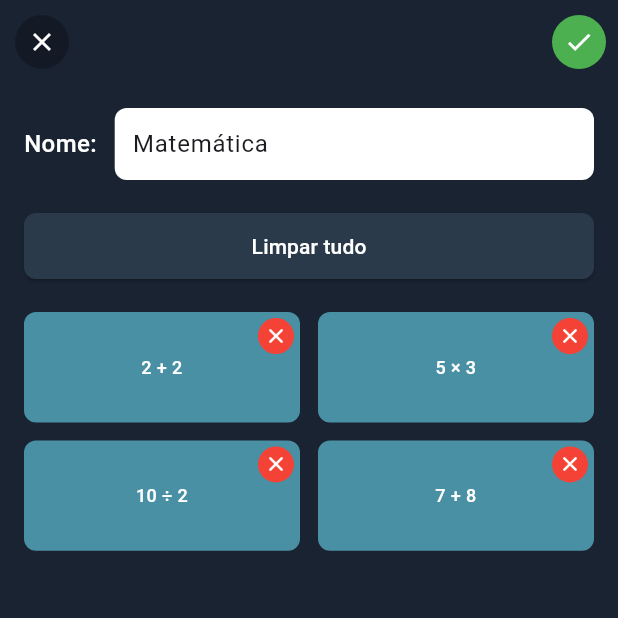
After one commit to MarcelyMelo/DSI_grupo05_2025.1, a Flutter app: the FlashcardScreen screen opened by its route, after a tap on the "edit" icon, on a phone screen of 412 x 824 dp, the top half of it. The commit adds this screen. Run offline on Flutter 3.47's test engine with Material 3 defaults, Android fonts, the phone set to English and light mode, and no system bars; our stand-ins replace flutter_colorpicker, flutter_map, geolocator, latlong2, permission_handler.

Commit message:
feat: Criado Crud dos flashcards e coleções

```diff
--- a/lib/components/icons/icon_login.dart
+++ b/lib/components/icons/icon_login.dart
@@ -5,10 +5,10 @@ class FocaIcon extends StatelessWidget {
   final Color? color;
 
   const FocaIcon({
-    Key? key,
+    super.key,
     this.size = 300.0,
     this.color,
-  }) : super(key: key);
+  });
 
   @override
   Widget build(BuildContext context) {
--- /dev/null
+++ b/lib/screens/collection_edit_screen.dart
@@ -0,0 +1,379 @@
+import 'package:flutter/material.dart';
+import '../models/collection.dart';
+import '../models/flashcard.dart';
+import '../services/collection_service.dart';
+
+class CollectionEditPage extends StatefulWidget {
+  final Collection collection;
+  final CollectionService collectionService;
+
+  const CollectionEditPage({
+    super.key,
+    required this.collection,
+    required this.collectionService,
+  });
+
+  @override
+  State<CollectionEditPage> createState() => _CollectionEditPageState();
+}
+
+class _CollectionEditPageState extends State<CollectionEditPage> {
+  late TextEditingController _nameController;
+  late List<Flashcard> _flashcards;
+  late String _originalName;
+
+  @override
+  void initState() {
+    super.initState();
+    _originalName = widget.collection.name;
+    _nameController = TextEditingController(text: widget.collection.name);
+    _flashcards = List.from(widget.collection.flashcards);
+  }
+
+  @override
+  void dispose() {
+    _nameController.dispose();
+    super.dispose();
+  }
+
+  Future<void> _removeFlashcard(int index) async {
+    // Mostrar dialog de confirmação
+    final shouldRemove = await _showRemoveDialog();
+
+    if (shouldRemove == true) {
+      setState(() {
+        _flashcards.removeAt(index);
+      });
+
+      // Atualizar a coleção no service
+      _updateCollectionInService();
+
+      // Mostrar snackbar de confirmação
+      if (mounted) {
+        ScaffoldMessenger.of(context).showSnackBar(
+          const SnackBar(
+            content: Text('Flashcard removido da coleção'),
+            backgroundColor: Colors.green,
+          ),
+        );
+      }
+    }
+  }
+
+  Future<bool?> _showRemoveDialog() {
+    return showDialog<bool>(
+      context: context,
+      builder: (context) => AlertDialog(
+        backgroundColor: const Color(0xFF2A2A2A),
+        title: const Text(
+          'Remover Flashcard',
+          style: TextStyle(color: Colors.white),
+        ),
+        content: const Text(
+          'Tem certeza que deseja remover este flashcard da coleção?',
+          style: TextStyle(color: Colors.white70),
+        ),
+        actions: [
+          TextButton(
+            onPressed: () => Navigator.of(context).pop(false),
+            child: const Text('Cancelar'),
+          ),
+          TextButton(
+            onPressed: () => Navigator.of(context).pop(true),
+            style: TextButton.styleFrom(foregroundColor: Colors.red),
+            child: const Text('Remover'),
+          ),
+        ],
+      ),
+    );
+  }
+
+  void _updateCollectionInService() {
+    // Remove a coleção antiga
+    widget.collectionService.removeCollection(_originalName);
+
+    // Adiciona a coleção atualizada
+    final updatedCollection = Collection(
+      name: _nameController.text,
+      flashcards: _flashcards,
+      createdAt: widget.collection.createdAt,
+    );
+
+    widget.collectionService.addCollection(updatedCollection);
+
+    // Atualiza o nome original se foi alterado
+    _originalName = _nameController.text;
+  }
+
+  Future<void> _saveChanges() async {
+    try {
+      // Validar nome
+      if (_nameController.text.trim().isEmpty) {
+        ScaffoldMessenger.of(context).showSnackBar(
+          const SnackBar(
+            content: Text('O nome da coleção não pode estar vazio'),
+            backgroundColor: Colors.red,
+          ),
+        );
+        return;
+      }
+
+      // Atualizar coleção no service
+      _updateCollectionInService();
+
+      if (mounted) {
+        ScaffoldMessenger.of(context).showSnackBar(
+          const SnackBar(
+            content: Text('Alterações salvas com sucesso!'),
+            backgroundColor: Colors.green,
+          ),
+        );
+        Navigator.of(context).pop(true); // Retorna true indicando que houve mudanças
+      }
+    } catch (e) {
+      if (mounted) {
+        ScaffoldMessenger.of(context).showSnackBar(
+          SnackBar(
+            content: Text('Erro ao salvar: $e'),
+            backgroundColor: Colors.red,
+          ),
+        );
+      }
+    }
+  }
+
+  Future<void> _clearAll() async {
+    final shouldClear = await showDialog<bool>(
+      context: context,
+      builder: (context) => AlertDialog(
+        backgroundColor: const Color(0xFF2A2A2A),
+        title: const Text(
+          'Limpar Tudo',
+          style: TextStyle(color: Colors.white),
+        ),
+        content: const Text(
+          'Tem certeza que deseja remover todos os flashcards desta coleção?',
+          style: TextStyle(color: Colors.white70),
+        ),
+        actions: [
+          TextButton(
+            onPressed: () => Navigator.of(context).pop(false),
+            child: const Text('Cancelar'),
+          ),
+          TextButton(
+            onPressed: () => Navigator.of(context).pop(true),
+            style: TextButton.styleFrom(foregroundColor: Colors.red),
+            child: const Text('Limpar Tudo'),
+          ),
+        ],
+      ),
+    );
+
+    if (shouldClear == true) {
+      setState(() {
+        _flashcards.clear();
+      });
+
+      _updateCollectionInService();
+
+      if (mounted) {
+        ScaffoldMessenger.of(context).showSnackBar(
+          const SnackBar(
+            content: Text('Todos os flashcards foram removidos'),
+            backgroundColor: Colors.orange,
+          ),
+        );
+      }
+    }
+  }
+
+  @override
+  Widget build(BuildContext context) {
+    return Scaffold(
+      backgroundColor: const Color(0xFF1A2332),
+      appBar: AppBar(
+        backgroundColor: const Color(0xFF1A2332),
+        foregroundColor: Colors.white,
+        leading: IconButton(
+          onPressed: () => Navigator.of(context).pop(),
+          icon: Container(
+            padding: const EdgeInsets.all(8),
+            decoration: const BoxDecoration(
+              color: Colors.black26,
+              shape: BoxShape.circle,
+            ),
+            child: const Icon(Icons.close, size: 20),
+          ),
+        ),
+        actions: [
+          IconButton(
+            onPressed: _saveChanges,
+            icon: Container(
+              padding: const EdgeInsets.all(8),
+              decoration: const BoxDecoration(
+                color: Colors.green,
+                shape: BoxShape.circle,
+              ),
+              child: const Icon(Icons.check, size: 20),
+            ),
+          ),
+        ],
+      ),
+      body: Padding(
+        padding: const EdgeInsets.all(16.0),
+        child: Column(
+          crossAxisAlignment: CrossAxisAlignment.start,
+          children: [
+            // Campo Nome
+            Row(
+              children: [
+                const Text(
+                  'Nome:',
+                  style: TextStyle(
+                    color: Colors.white,
+                    fontSize: 16,
+                    fontWeight: FontWeight.w500,
+                  ),
+                ),
+                const SizedBox(width: 12),
+                Expanded(
+                  child: Container(
+                    decoration: BoxDecoration(
+                      color: Colors.white,
+                      borderRadius: BorderRadius.circular(8),
+                    ),
+                    child: TextField(
+                      controller: _nameController,
+                      decoration: const InputDecoration(
+                        border: InputBorder.none,
+                        contentPadding: EdgeInsets.symmetric(
+                          horizontal: 12,
+                          vertical: 8,
+                        ),
+                      ),
+                    ),
+                  ),
+                ),
+              ],
+            ),
+
+            const SizedBox(height: 20),
+
+            // Botão Limpar Tudo
+            SizedBox(
+              width: double.infinity,
+              child: ElevatedButton(
+                onPressed: _flashcards.isEmpty ? null : _clearAll,
+                style: ElevatedButton.styleFrom(
+                  backgroundColor: const Color(0xFF2A3A4A),
+                  foregroundColor: Colors.white,
+                  padding: const EdgeInsets.symmetric(vertical: 12),
+                  shape: RoundedRectangleBorder(
+                    borderRadius: BorderRadius.circular(8),
+                  ),
+                ),
+                child: const Text('Limpar tudo'),
+              ),
+            ),
+
+            const SizedBox(height: 20),
+
+            // Lista de Flashcards
+            Expanded(
+              child: _flashcards.isEmpty
+                  ? const Center(
+                      child: Text(
+                        'Nenhum flashcard nesta coleção',
+                        style: TextStyle(
+                          color: Colors.white70,
+                          fontSize: 16,
+                        ),
+                      ),
+                    )
+                  : GridView.builder(
+                      gridDelegate: const SliverGridDelegateWithFixedCrossAxisCount(
+                        crossAxisCount: 2,
+                        crossAxisSpacing: 12,
+                        mainAxisSpacing: 12,
+                        childAspectRatio: 2.5,
+                      ),
+                      itemCount: _flashcards.length,
+                      itemBuilder: (context, index) {
+                        final flashcard = _flashcards[index];
+                        return FlashcardEditItem(
+                          flashcard: flashcard,
+                          onRemove: () => _removeFlashcard(index),
+                        );
+                      },
+                    ),
+            ),
+          ],
+        ),
+      ),
+    );
+  }
+}
+
+class FlashcardEditItem extends StatelessWidget {
+  final Flashcard flashcard;
+  final VoidCallback onRemove;
+
+  const FlashcardEditItem({
+    super.key,
+    required this.flashcard,
+    required this.onRemove,
+  });
+
+  @override
+  Widget build(BuildContext context) {
+    return Container(
+      decoration: BoxDecoration(
+        color: const Color(0xFF4A90A4), // Cor azul dos cards da imagem
+        borderRadius: BorderRadius.circular(8),
+      ),
+      child: Stack(
+        children: [
+          // Conteúdo do flashcard
+          Padding(
+            padding: const EdgeInsets.all(12.0),
+            child: Center(
+              child: Text(
+                flashcard.question,
+                style: const TextStyle(
+                  color: Colors.white,
+                  fontSize: 12,
+                  fontWeight: FontWeight.w500,
+                ),
+                textAlign: TextAlign.center,
+                maxLines: 2,
+                overflow: TextOverflow.ellipsis,
+              ),
+            ),
+          ),
+
+          // Botão X para remover
+          Positioned(
+            top: 4,
+            right: 4,
+            child: GestureDetector(
+              onTap: onRemove,
+              child: Container(
+                width: 24,
+                height: 24,
+                decoration: const BoxDecoration(
+                  color: Colors.red,
+                  shape: BoxShape.circle,
+                ),
+                child: const Icon(
+                  Icons.close,
+                  color: Colors.white,
+                  size: 16,
+                ),
+              ),
+            ),
+          ),
+        ],
+      ),
+    );
+  }
+}
--- a/lib/screens/create_collection_screen.dart
+++ b/lib/screens/create_collection_screen.dart
@@ -36,7 +36,7 @@ class _CreateCollectionScreenState extends State<CreateCollectionScreen> {
 
       // MUDANÇA AQUI: Apenas volta para a tela anterior
       // O setState() na FlashcardScreen vai atualizar automaticamente
-      Navigator.pop(context);
+      Navigator.pop(context, "/flashcards");
 
       // Mostra mensagem de sucesso
       ScaffoldMessenger.of(context).showSnackBar(
--- a/lib/screens/flashcard_screen.dart
+++ b/lib/screens/flashcard_screen.dart
@@ -3,7 +3,8 @@ import '../models/collection.dart';
 import '../models/flashcard.dart';
 import '../services/collection_service.dart';
 import 'create_collection_screen.dart';
-import 'create_flashcard_screen.dart'; // Adicione esta linha
+import 'create_flashcard_screen.dart';
+import 'collection_edit_screen.dart';
 
 class FlashcardScreen extends StatefulWidget {
   const FlashcardScreen({super.key});
@@ -55,6 +56,62 @@ class _FlashcardScreenState extends State<FlashcardScreen> {
         ],
       ),
     );
+  }
+  void _navigateToEditCollection(Collection collection) {
+  Navigator.push(
+    context,
+    MaterialPageRoute(
+      builder: (context) => CollectionEditPage(
+        collection: collection,
+        collectionService: _collectionService,
+      ),
+    ),
+  ).then((hasChanges) {
+    // Atualiza a tela se houve mudanças
+    if (hasChanges == true) {
+      setState(() {});
+    }
+  });
+}
+
+Future<void> _deleteCollection(Collection collection) async {
+  final shouldDelete = await showDialog<bool>(
+    context: context,
+    builder: (context) => AlertDialog(
+      backgroundColor: const Color(0xFF2A2A2A),
+      title: const Text(
+        'Excluir Coleção',
+        style: TextStyle(color: Colors.white),
+      ),
+      content: Text(
+        'Tem certeza que deseja excluir a coleção "${collection.name}"?\n\nTodos os flashcards serão perdidos.',
+        style: const TextStyle(color: Colors.white70),
+      ),
+      actions: [
+        TextButton(
+          onPressed: () => Navigator.of(context).pop(false),
+          child: const Text('Cancelar'),
+        ),
+        TextButton(
+          onPressed: () => Navigator.of(context).pop(true),
+          style: TextButton.styleFrom(foregroundColor: Colors.red),
+          child: const Text('Excluir'),
+        ),
+      ],
+    ),
+  );
+
+  if (shouldDelete == true) {
+    _collectionService.removeCollection(collection.name);
+    setState(() {});
+
+    ScaffoldMessenger.of(context).showSnackBar(
+      SnackBar(
+        content: Text('Coleção "${collection.name}" excluída'),
+        backgroundColor: Colors.red,
+      ),
+    );
+  }
 }
 
   @override
@@ -216,16 +273,22 @@ class _FlashcardScreenState extends State<FlashcardScreen> {
               ),
             ),
             const SizedBox(width: 8),
-              Icon(
+            GestureDetector(
+              onTap: () => _navigateToEditCollection(collection),
+              child: const Icon(
                 Icons.edit,
                 size: 16,
                 color: Colors.white,
               ),
+            ),
             const SizedBox(width: 4),
-              Icon(
+            GestureDetector(
+              onTap: () => _deleteCollection(collection),
+              child: const Icon(
                 Icons.close,
                 size: 16,
                 color: Colors.white,
+              ),
             ),
           ],
         ),
--- a/lib/screens/home_screen.dart
+++ b/lib/screens/home_screen.dart
@@ -4,7 +4,6 @@ import 'package:flutter/material.dart';
 import 'package:dsi_projeto/components/custom_bottom_navbar.dart'; // Importação correta
 import 'package:dsi_projeto/components/colors/appColors.dart'; // Importação das cores
 import 'package:dsi_projeto/screens/pomodoro_screen.dart';
-import 'package:dsi_projeto/screens/map_screen.dart';
 
 class HomeScreen extends StatelessWidget {
   const HomeScreen({super.key});
```
Also changed, not shown: lib/services/collection_service.dart (+45 -2 lines). Lines whose indentation alone changed are shown as unchanged.
